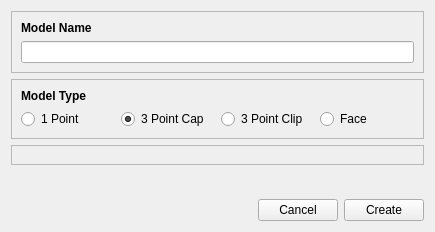
mavak/linux-track, file src/qt_gui/model_creation.ui: the form before one commit.
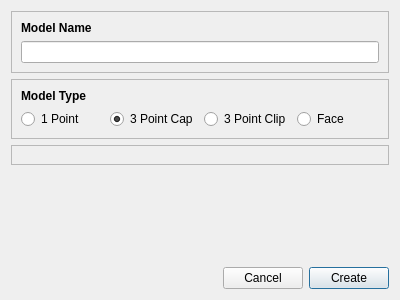
The form after the commit. Icons and pictures are not drawn.

Commit message: Question to save changed prefs will pop up,   even when tracing was running in between (bugfix). Changed model creation dialog to make behave. Fixed init order in LtrGuiForm to silence gcc. Changed TrackIR's label in Device selection to   reflect that SmartNav devices are usable too. Hopefully improved artwork.

What changed in the file:
```diff
--- a/src/qt_gui/model_creation.ui
+++ b/src/qt_gui/model_creation.ui
@@ -1,13 +1,13 @@
 <?xml version="1.0" encoding="UTF-8"?>
 <ui version="4.0">
  <class>ModelCreation</class>
- <widget class="QWidget" name="ModelCreation">
+ <widget class="QDialog" name="ModelCreation">
   <property name="geometry">
    <rect>
     <x>0</x>
     <y>0</y>
-    <width>435</width>
-    <height>232</height>
+    <width>400</width>
+    <height>300</height>
    </rect>
   </property>
   <property name="windowTitle">
@@ -158,6 +158,9 @@
        <property name="text">
         <string>Cancel</string>
        </property>
+       <property name="autoDefault">
+        <bool>false</bool>
+       </property>
       </widget>
      </item>
      <item>
@@ -165,6 +168,12 @@
        <property name="text">
         <string>Create</string>
        </property>
+       <property name="autoDefault">
+        <bool>true</bool>
+       </property>
+       <property name="default">
+        <bool>true</bool>
+       </property>
       </widget>
      </item>
     </layout>
```
Left out of the diff: 10 changed lines with no effect on the pictures. The commit also changes 11 other files.
